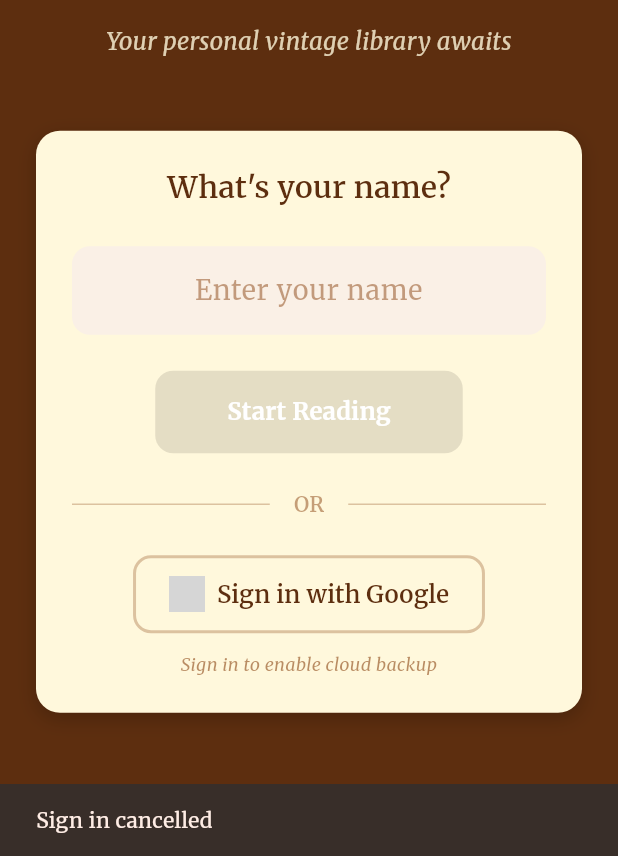
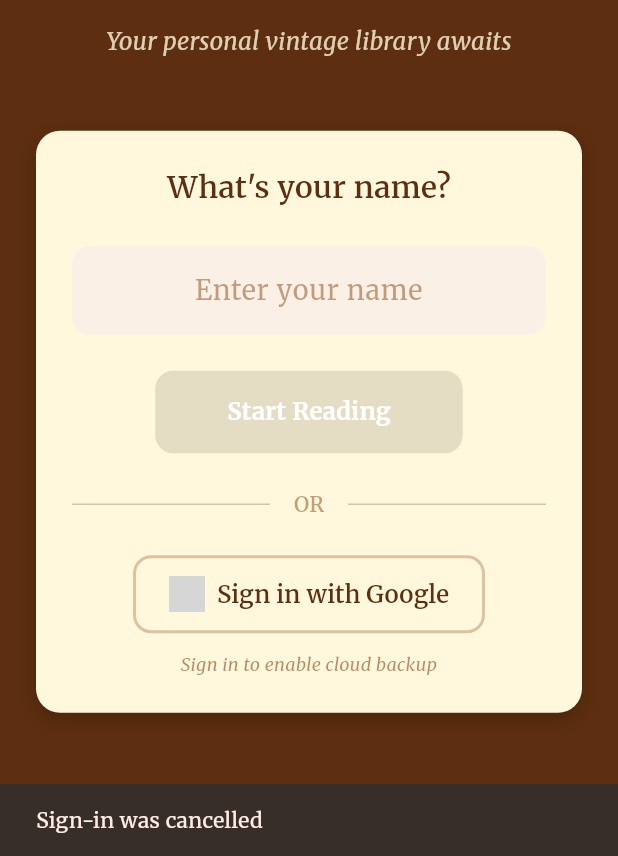
Before and after one commit to RatuL65/ShelfStory, a Flutter app: the screen it shows after launch, after a tap on "Sign in with Google", on a phone screen of 412 x 824 dp, the part 380-1236 px from its top. Run offline on Flutter 3.47's test engine with Material 3 defaults, Android fonts, the phone set to English and light mode, and no system bars; our stand-ins replace firebase_auth, firebase_core, flutter_staggered_animations, google_fonts, google_sign_in, hive and 3 more; missing offline and left inert: mobile_scanner; accounts and stored records are empty; network calls fail; grey boxes are pictures that could not be loaded.

Commit message:
Fix Google Sign-In error handling

```diff
--- a/lib/screens/setup_screen.dart
+++ b/lib/screens/setup_screen.dart
@@ -55,12 +55,16 @@ class _SetupScreenState extends State<SetupScreen> {
     setState(() => _isSigningIn = false);
 
     if (user != null) {
-        // Save user name from Google account
-        _nameController.text = user.displayName ?? 'User';
+      // Success! Save name and navigate
+      _nameController.text = user.displayName ?? user.email ?? 'User';
       await _saveName();
     } else {
+      // User cancelled
       ScaffoldMessenger.of(context).showSnackBar(
-          const SnackBar(content: Text('Sign in cancelled')),
+        const SnackBar(
+          content: Text('Sign-in was cancelled'),
+          duration: Duration(seconds: 2),
+        ),
       );
     }
   } catch (e) {
@@ -68,10 +72,15 @@ class _SetupScreenState extends State<SetupScreen> {
     setState(() => _isSigningIn = false);
 
     ScaffoldMessenger.of(context).showSnackBar(
-        SnackBar(content: Text('Sign in failed: $e')),
+      SnackBar(
+        content: Text('Sign-in failed: ${e.toString()}'),
+        duration: const Duration(seconds: 3),
+      ),
     );
   }
 }
+
+
 
   @override
   Widget build(BuildContext context) {
--- a/lib/services/google_sign_in_service.dart
+++ b/lib/services/google_sign_in_service.dart
@@ -3,56 +3,55 @@ import 'package:firebase_auth/firebase_auth.dart';
 
 class GoogleSignInService {
   final GoogleSignIn _googleSignIn = GoogleSignIn(
-    scopes: [
-      'email',
-      'https://www.googleapis.com/auth/drive.file', // For Drive access
-    ],
+    scopes: ['email'],
   );
 
   final FirebaseAuth _auth = FirebaseAuth.instance;
 
-  // Sign in with Google
   Future<User?> signInWithGoogle() async {
     try {
-      // Trigger Google Sign-In flow
+      // Sign out first to ensure clean state
+      await _googleSignIn.signOut();
+
+      // Trigger sign-in
       final GoogleSignInAccount? googleUser = await _googleSignIn.signIn();
 
-      if (googleUser == null) return null; // User cancelled
+      if (googleUser == null) {
+        print('User cancelled sign-in');
+        return null;
+      }
 
-      // Get authentication details
-      final GoogleSignInAuthentication googleAuth =
-          await googleUser.authentication;
+      print('Google user: ${googleUser.email}');
 
-      // Create Firebase credential
+      // Get auth details
+      final GoogleSignInAuthentication googleAuth = await googleUser.authentication;
+
+      // Create credential
       final credential = GoogleAuthProvider.credential(
         accessToken: googleAuth.accessToken,
         idToken: googleAuth.idToken,
       );
 
       // Sign in to Firebase
-      final userCredential =
-          await _auth.signInWithCredential(credential);
+      final userCredential = await _auth.signInWithCredential(credential);
 
+      print('Firebase user: ${userCredential.user?.email}');
       return userCredential.user;
+
     } catch (e) {
-      print('Error signing in with Google: $e');
+      print('Sign-in error: $e');
       return null;
     }
   }
 
-  // Sign out
   Future<void> signOut() async {
     await _googleSignIn.signOut();
     await _auth.signOut();
   }
 
-  // Check if user is signed in
   bool get isSignedIn => _auth.currentUser != null;
-
-  // Get current user
   User? get currentUser => _auth.currentUser;
 
-  // Get Google account for Drive API
   Future<GoogleSignInAccount?> getGoogleAccount() async {
     return await _googleSignIn.signInSilently();
   }
```
Lines whose indentation alone changed are shown as unchanged.
